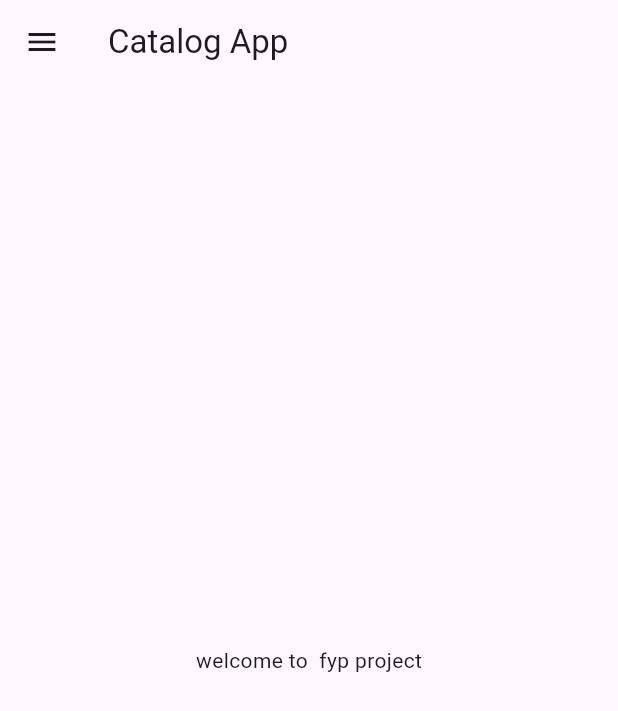
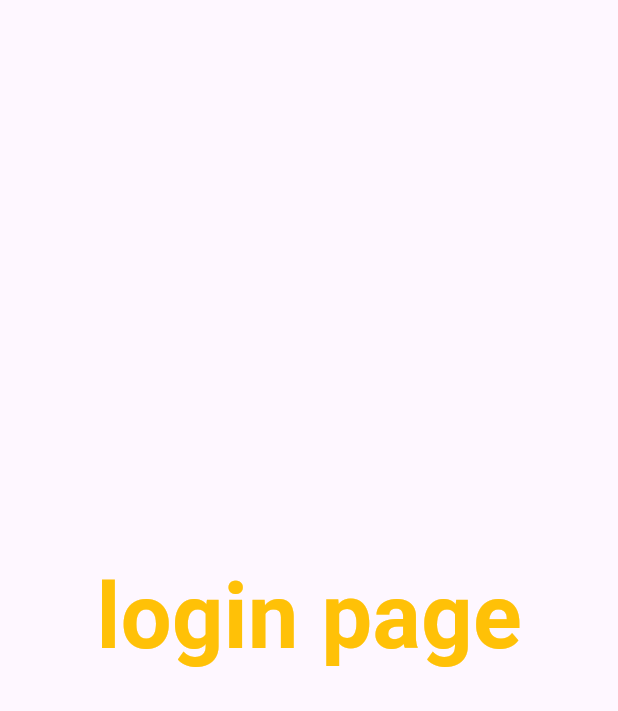
Before and after one commit to ANWAR-ALI784/Groceries-App-UI, a Flutter app: the screen it shows after launch, on a phone screen of 412 x 824 dp. Shown: the top 711 px of the screen. Run offline on Flutter 3.47's test engine with Material 3 defaults, Android fonts, the phone set to English and light mode, and no system bars.

Commit message:
day4 completed

```diff
--- a/lib/main.dart
+++ b/lib/main.dart
@@ -1,4 +1,5 @@
-import 'package:catalogapp/homepage.dart';
+import 'package:catalogapp/pages/homepage.dart';
+import 'package:catalogapp/pages/loginpage.dart';
 import 'package:flutter/material.dart';
 
 void main() {
@@ -8,11 +9,19 @@ void main() {
 class MyApp extends StatelessWidget {
   const MyApp({super.key});
 
-  // This widget is the root of your application.
   @override
   Widget build(BuildContext context) {
-    return const MaterialApp(
-      home: Homepage(),
+    return MaterialApp(
+      // home: //const Homepage(),
+     themeMode: ThemeMode.dark,
+      theme: ThemeData(
+        primarySwatch: Colors.deepPurple,
+      ),
+      initialRoute: "/login",
+      routes: {
+        "/":(context ) => const Loginpage(),
+        "/login":(context) => const Loginpage(),
+      },
     );
   }
 }
--- a/lib/homepage.dart
+++ b/lib/pages/homepage.dart
@@ -3,13 +3,21 @@ class Homepage extends StatelessWidget {
   const Homepage({super.key});
 
   @override
+  //widget is type of build function that return a widget
+  // and build context is parameter
   Widget build(BuildContext context) {
     return Scaffold(
       appBar: AppBar(
-        title: Text("Catalog App"),
+
+        // backgroundColor: Colors.green,
+
+
+        title: const Text("Catalog App"),
+
       ),
+
       body: Container(
-        child: Center(child: Text("welcome to  fyp project")),
+        child: const Center(child: Text("welcome to  fyp project")),
       ),
       drawer: Drawer(backgroundColor: Colors.deepPurple,),
     );
--- /dev/null
+++ b/lib/pages/loginpage.dart
@@ -0,0 +1,12 @@
+import 'package:flutter/material.dart';
+class Loginpage extends StatelessWidget {
+  const Loginpage({super.key});
+
+  @override
+  Widget build(BuildContext context) {
+    return const Material(
+      child: Center(child: Text("login page",style: TextStyle(fontWeight: FontWeight.bold,fontSize: 20,color: Colors.amber),textScaleFactor: 3.0,),
+    ),
+    );
+  }
+}
```
